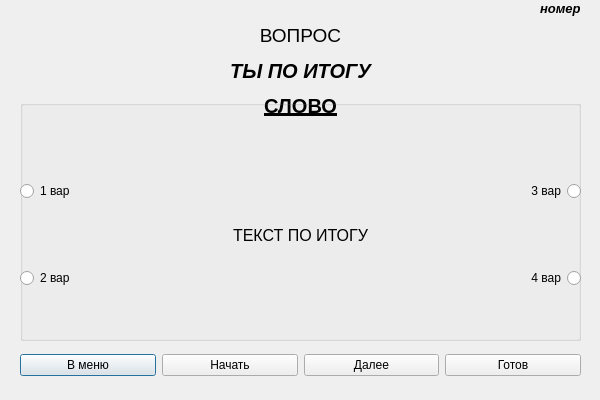
timowka0304/Word-Flow, file Word-Flow/testverbs.ui: the form before one commit.
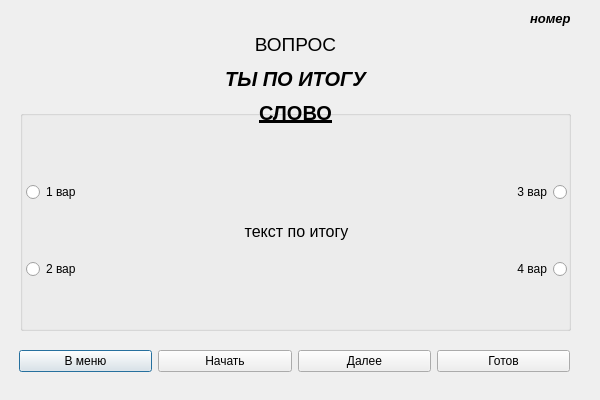
The form after the commit.

Commit message: Changed forms geometry

Patch:
```diff
--- a/Word-Flow/testverbs.ui
+++ b/Word-Flow/testverbs.ui
@@ -13,93 +13,33 @@
   <property name="windowTitle">
    <string>Dialog</string>
   </property>
-  <widget class="QWidget" name="verticalLayoutWidget">
-   <property name="geometry">
-    <rect>
-     <x>20</x>
-     <y>20</y>
-     <width>561</width>
-     <height>101</height>
-    </rect>
-   </property>
-   <layout class="QVBoxLayout" name="verticalLayout">
-    <item>
-     <widget class="QLabel" name="text_question">
-      <property name="font">
-       <font>
-        <pointsize>14</pointsize>
-       </font>
-      </property>
-      <property name="text">
-       <string>ВОПРОС</string>
-      </property>
-      <property name="alignment">
-       <set>Qt::AlignCenter</set>
-      </property>
-     </widget>
-    </item>
-    <item>
-     <widget class="QLabel" name="mark_text">
-      <property name="font">
-       <font>
-        <pointsize>15</pointsize>
-        <weight>75</weight>
-        <italic>true</italic>
-        <bold>true</bold>
-       </font>
-      </property>
-      <property name="text">
-       <string>ТЫ ПО ИТОГУ</string>
-      </property>
-      <property name="alignment">
-       <set>Qt::AlignCenter</set>
-      </property>
-     </widget>
-    </item>
-    <item>
-     <widget class="QLabel" name="text_word">
-      <property name="font">
-       <font>
-        <pointsize>15</pointsize>
-        <weight>75</weight>
-        <bold>true</bold>
-        <underline>true</underline>
-       </font>
-      </property>
-      <property name="text">
-       <string>СЛОВО</string>
-      </property>
-      <property name="alignment">
-       <set>Qt::AlignCenter</set>
-      </property>
-     </widget>
-    </item>
-   </layout>
-  </widget>
   <widget class="QGroupBox" name="groupBox">
    <property name="geometry">
     <rect>
      <x>20</x>
-     <y>100</y>
-     <width>561</width>
-     <height>241</height>
+     <y>110</y>
+     <width>551</width>
+     <height>221</height>
     </rect>
    </property>
    <property name="title">
     <string/>
    </property>
-   <widget class="QWidget" name="">
+   <property name="checkable">
+    <bool>false</bool>
+   </property>
+   <widget class="QWidget" name="layoutWidget">
     <property name="geometry">
      <rect>
-      <x>0</x>
-      <y>20</y>
-      <width>561</width>
-      <height>231</height>
+      <x>6</x>
+      <y>21</y>
+      <width>541</width>
+      <height>201</height>
      </rect>
     </property>
     <layout class="QHBoxLayout" name="horizontalLayout">
      <item>
-      <layout class="QVBoxLayout" name="verticalLayout_2">
+      <layout class="QVBoxLayout" name="verticalLayout">
        <item>
         <widget class="QRadioButton" name="word_1">
          <property name="text">
@@ -118,21 +58,51 @@
      </item>
      <item>
       <widget class="QLabel" name="msg_text">
+       <property name="sizePolicy">
+        <sizepolicy hsizetype="Preferred" vsizetype="Preferred">
+         <horstretch>1</horstretch>
+         <verstretch>0</verstretch>
+        </sizepolicy>
+       </property>
+       <property name="minimumSize">
+        <size>
+         <width>0</width>
+         <height>0</height>
+        </size>
+       </property>
+       <property name="sizeIncrement">
+        <size>
+         <width>0</width>
+         <height>0</height>
+        </size>
+       </property>
        <property name="font">
         <font>
          <pointsize>12</pointsize>
         </font>
        </property>
+       <property name="layoutDirection">
+        <enum>Qt::LeftToRight</enum>
+       </property>
+       <property name="autoFillBackground">
+        <bool>false</bool>
+       </property>
+       <property name="frameShape">
+        <enum>QFrame::NoFrame</enum>
+       </property>
        <property name="text">
-        <string>ТЕКСТ ПО ИТОГУ</string>
+        <string>текст по итогу</string>
        </property>
        <property name="alignment">
         <set>Qt::AlignCenter</set>
        </property>
+       <property name="wordWrap">
+        <bool>true</bool>
+       </property>
       </widget>
      </item>
      <item>
-      <layout class="QVBoxLayout" name="verticalLayout_3">
+      <layout class="QVBoxLayout" name="verticalLayout_2">
        <item>
         <widget class="QRadioButton" name="word_3">
          <property name="layoutDirection">
@@ -158,11 +128,51 @@
     </layout>
    </widget>
   </widget>
+  <widget class="QWidget" name="layoutWidget_2">
+   <property name="geometry">
+    <rect>
+     <x>19</x>
+     <y>336</y>
+     <width>551</width>
+     <height>51</height>
+    </rect>
+   </property>
+   <layout class="QHBoxLayout" name="horizontalLayout_2">
+    <item>
+     <widget class="QPushButton" name="back_to_menu_Button">
+      <property name="text">
+       <string>В меню</string>
+      </property>
+     </widget>
+    </item>
+    <item>
+     <widget class="QPushButton" name="start_Button">
+      <property name="text">
+       <string>Начать</string>
+      </property>
+     </widget>
+    </item>
+    <item>
+     <widget class="QPushButton" name="next_Button">
+      <property name="text">
+       <string>Далее</string>
+      </property>
+     </widget>
+    </item>
+    <item>
+     <widget class="QPushButton" name="done_Button">
+      <property name="text">
+       <string>Готов</string>
+      </property>
+     </widget>
+    </item>
+   </layout>
+  </widget>
   <widget class="QLabel" name="number_of_page">
    <property name="geometry">
     <rect>
-     <x>540</x>
-     <y>0</y>
+     <x>530</x>
+     <y>10</y>
      <width>54</width>
      <height>17</height>
     </rect>
@@ -179,41 +189,68 @@
     <string>номер</string>
    </property>
   </widget>
-  <widget class="QWidget" name="">
+  <widget class="QWidget" name="layoutWidget_3">
    <property name="geometry">
     <rect>
      <x>20</x>
-     <y>340</y>
-     <width>561</width>
-     <height>51</height>
+     <y>30</y>
+     <width>551</width>
+     <height>97</height>
     </rect>
    </property>
-   <layout class="QHBoxLayout" name="horizontalLayout_2">
+   <layout class="QVBoxLayout" name="verticalLayout_3">
     <item>
-     <widget class="QPushButton" name="back_to_menu_Button">
-      <property name="text">
-       <string>В меню</string>
+     <widget class="QLabel" name="text_question">
+      <property name="font">
+       <font>
+        <pointsize>14</pointsize>
+        <italic>false</italic>
+       </font>
       </property>
-     </widget>
-    </item>
-    <item>
-     <widget class="QPushButton" name="start_Button">
       <property name="text">
-       <string>Начать</string>
+       <string>ВОПРОС</string>
       </property>
+      <property name="alignment">
+       <set>Qt::AlignCenter</set>
+      </property>
      </widget>
     </item>
     <item>
-     <widget class="QPushButton" name="next_Button">
+     <widget class="QLabel" name="mark_text">
+      <property name="font">
+       <font>
+        <pointsize>15</pointsize>
+        <weight>75</weight>
+        <italic>true</italic>
+        <bold>true</bold>
+       </font>
+      </property>
       <property name="text">
-       <string>Далее</string>
+       <string>ТЫ ПО ИТОГУ</string>
       </property>
+      <property name="alignment">
+       <set>Qt::AlignCenter</set>
+      </property>
+      <property name="wordWrap">
+       <bool>true</bool>
+      </property>
      </widget>
     </item>
     <item>
-     <widget class="QPushButton" name="done_Button">
+     <widget class="QLabel" name="text_word">
+      <property name="font">
+       <font>
+        <pointsize>15</pointsize>
+        <weight>75</weight>
+        <bold>true</bold>
+        <underline>true</underline>
+       </font>
+      </property>
       <property name="text">
-       <string>Готов</string>
+       <string>СЛОВО</string>
+      </property>
+      <property name="alignment">
+       <set>Qt::AlignCenter</set>
       </property>
      </widget>
     </item>
```
Left out of the diff: 2 changed lines with no effect on the pictures. The commit also changes 3 other files.
